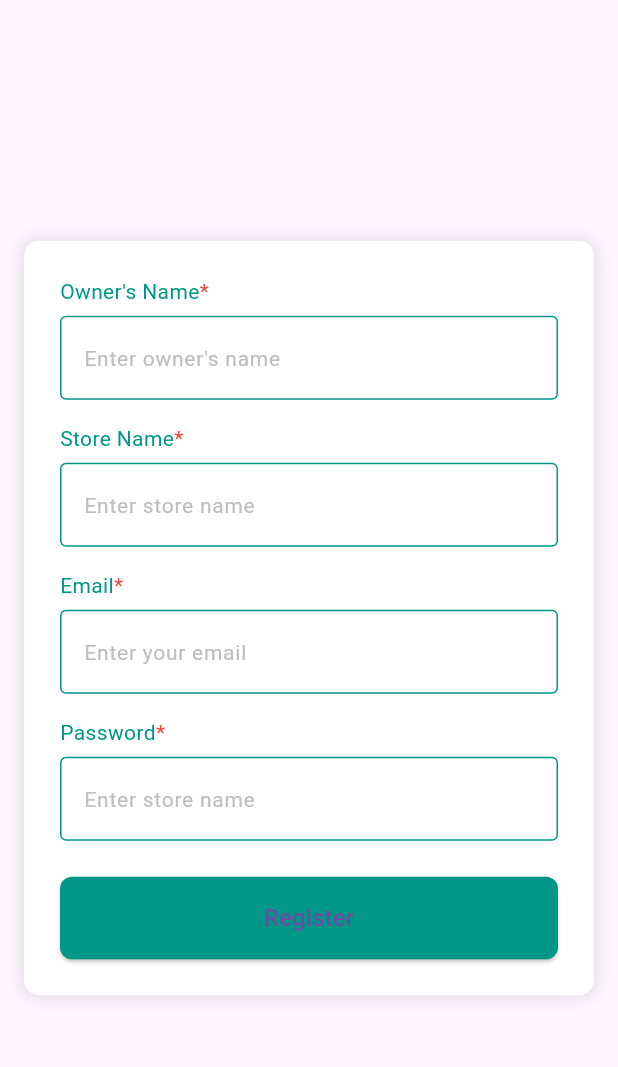
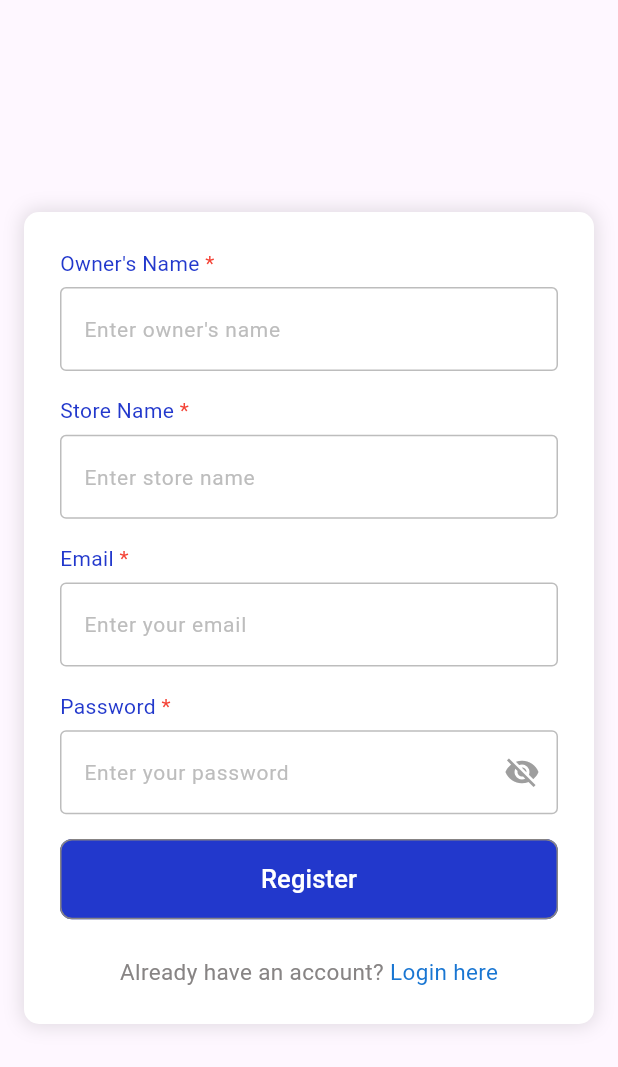
Before and after one commit to Zellow-Tech/orderflow_web, a Flutter app: the RegistrationScreen screen opened by its route, on a phone screen of 412 x 824 dp. Shown: the top 1067 px of the screen. Run offline on Flutter 3.47's test engine with Material 3 defaults, Android fonts, the phone set to English and light mode, and no system bars; our stand-ins replace firebase_core, get, google_fonts, url_launcher_web; missing offline and left inert: cloud_firestore_web, firebase_auth_web, firebase_core_web, firebase_messaging_web, firebase_storage_web, image_picker_for_web; accounts and stored records are empty.

Commit message:
UI update

```diff
--- a/lib/views/auth/login_new.dart
+++ b/lib/views/auth/login_new.dart
@@ -3,7 +3,7 @@ import 'package:get/get_core/src/get_main.dart';
 import 'package:get/get_navigation/get_navigation.dart';
 
 class LoginScreen extends StatefulWidget {
-  const LoginScreen({Key? key}) : super(key: key);
+  const LoginScreen({super.key});
 
   @override
   State<LoginScreen> createState() => _LoginScreenState();
--- a/lib/views/auth/registration_new.dart
+++ b/lib/views/auth/registration_new.dart
@@ -1,5 +1,7 @@
 import 'package:flutter/material.dart';
+import 'package:ofg_web/constants/color_palette.dart';
 import 'package:ofg_web/constants/texts.dart';
+import 'package:ofg_web/widgets/top_label_text_field.dart';
 
 class RegistrationScreen extends StatefulWidget {
   const RegistrationScreen({super.key});
@@ -9,16 +11,28 @@ class RegistrationScreen extends StatefulWidget {
 }
 
 class _RegistrationScreenState extends State<RegistrationScreen> {
+  // Controllers for form fields
   final TextEditingController _ownerNameController = TextEditingController();
   final TextEditingController _storeNameController = TextEditingController();
   final TextEditingController _emailController = TextEditingController();
   final TextEditingController _passwordController = TextEditingController();
+
+  // Widget for custom text fields
   final TopLabelTextField topLabelTextField = TopLabelTextField();
 
+  // Color palette instance
+  final OFGColorPalette _palette = OFGColorPalette();
+
+  // Password visibility toggle
   bool _obscurePassword = true;
+
+  // Loading state for the submit button
+  bool _isLoading = false;
 
   @override
   Widget build(BuildContext context) {
+    double height = MediaQuery.of(context).size.height;
+
     return Scaffold(
       body: Center(
         child: SingleChildScrollView(
@@ -40,74 +54,129 @@ class _RegistrationScreenState extends State<RegistrationScreen> {
             child: Column(
               crossAxisAlignment: CrossAxisAlignment.start,
               children: [
-                // owner's name text field
+                // _paletteOwner's Name Field
                 topLabelTextField.topLabelTextField(
                   controller: _ownerNameController,
                   label: OFGTexts.registerOwnerNameLabel,
                   keyboardType: TextInputType.text,
                   obscureText: false,
-                  borderRadius: 12.0,
+                  borderRadius: 10.0,
                   hintText: OFGTexts.registerOwnerNameHint,
                   requiredField: true,
                 ),
-                const SizedBox(height: 16),
+                SizedBox(height: height * 0.02),
 
-                // shop name controller
+                // _paletteStore Name Field
                 topLabelTextField.topLabelTextField(
                   controller: _storeNameController,
                   label: OFGTexts.registerStoreNameLabel,
                   keyboardType: TextInputType.text,
                   obscureText: false,
-                  borderRadius: 12.0,
+                  borderRadius: 10.0,
                   hintText: OFGTexts.registerStoreNameHint,
                   requiredField: true,
                 ),
+                SizedBox(height: height * 0.02),
 
-                const SizedBox(height: 16),
-
-                // email text field
+                // _paletteEmail Field
                 topLabelTextField.topLabelTextField(
                   controller: _emailController,
                   label: OFGTexts.registerEmailLabel,
                   keyboardType: TextInputType.emailAddress,
                   obscureText: false,
-                  borderRadius: 12.0,
+                  borderRadius: 10.0,
                   hintText: OFGTexts.registerEmailHint,
                   requiredField: true,
                 ),
+                SizedBox(height: height * 0.02),
 
-                const SizedBox(height: 16),
-
+                // _palettePassword Field with Visibility Toggle
                 topLabelTextField.topLabelTextField(
                   controller: _passwordController,
                   label: OFGTexts.registerPasswordLabel,
                   keyboardType: TextInputType.text,
-                  obscureText: false,
-                  borderRadius: 12.0,
-                  hintText: OFGTexts.registerStoreNameHint,
+                  obscureText: _obscurePassword,
+                  borderRadius: 10.0,
+                  hintText: OFGTexts.registerPasswordHint,
                   requiredField: true,
+                  suffixIcon: IconButton(
+                    icon: Icon(
+                      _obscurePassword
+                          ? Icons.visibility_off
+                          : Icons.visibility,
+                      color: Colors.grey,
+                    ),
+                    onPressed: () {
+                      setState(() {
+                        _obscurePassword = !_obscurePassword;
+                      });
+                    },
+                  ),
                 ),
 
-                const SizedBox(height: 24),
+                SizedBox(height: height * 0.02),
+
+                // _paletteRegister Button
                 SizedBox(
-                  width: double.infinity,
+                  width: MediaQuery.of(context).size.width,
+                  height: height * 0.065,
                   child: ElevatedButton(
-                    onPressed: () {
-                      // Handle registration logic
-                      print('Registering...');
+                    style: ElevatedButton.styleFrom(
+                      backgroundColor: _palette.primaryBlue,
+                      side: BorderSide(
+                        width: 1,
+                        color: _palette.inactiveIcon,
+                      ),
+                      shape: RoundedRectangleBorder(
+                        borderRadius: BorderRadius.circular(8),
+                      ),
+                      elevation: 0,
+                      padding: const EdgeInsets.all(12),
+                    ),
+                    onPressed: () async {
+                      // TODO: Implement registration logic here
                     },
-                    style: ElevatedButton.styleFrom(
-                      padding: const EdgeInsets.symmetric(vertical: 16.0),
-                      shape: RoundedRectangleBorder(
-                        borderRadius: BorderRadius.circular(8.0),
+                    child: _isLoading
+                        ? const CircularProgressIndicator(
+                            color: Colors.white,
+                          )
+                        : const Text(
+                            OFGTexts.registerButton,
+                            overflow: TextOverflow.ellipsis,
+                            style: TextStyle(fontSize: 17, color: Colors.white),
+                          ),
+                  ),
+                ),
+
+                SizedBox(height: height * 0.03),
+
+                // _paletteNavigate to Login Screen
+                Row(
+                  mainAxisAlignment: MainAxisAlignment.center,
+                  children: [
+                    // "Already have an account?" text
+                    Text(
+                      OFGTexts.registerAlreadyHaveAccount,
+                      style: TextStyle(
+                        fontSize: 15,
+                        color: _palette.tertiaryText,
                       ),
-                      backgroundColor: Colors.teal,
                     ),
-                    child: const Text(
-                      'Register',
-                      style: TextStyle(fontSize: 16),
+
+                    // "Login here" clickable text
+                    InkWell(
+                      onTap: () {
+                        // TODO: Implement navigation to login page
+                      },
+                      child: Text(
+                        ' ${OFGTexts.registerLogin}',
+                        style: TextStyle(
+                          fontSize: 15,
+                          color: _palette.linkBlue,
+                        ),
+                      ),
                     ),
-                  ),
+                  ],
                 ),
               ],
             ),
@@ -117,62 +186,3 @@ class _RegistrationScreenState extends State<RegistrationScreen> {
     );
   }
 }
-
-// Placeholder for the TopLabelTextField class
-class TopLabelTextField {
-  TopLabelTextField();
-
-  Widget topLabelTextField({
-    required TextEditingController controller,
-    required String label,
-    required String hintText,
-    required TextInputType keyboardType,
-    required bool obscureText,
-    required bool requiredField,
-    Color? borderColor,
-    int? maxLines,
-    int? maxLength,
-    double? borderRadius,
-  }) {
-    return Column(
-      crossAxisAlignment: CrossAxisAlignment.start,
-      children: [
-        Row(
-          children: [
-            Text(
-              label,
-              style: TextStyle(fontSize: 14, color: borderColor ?? Colors.teal),
-            ),
-            requiredField
-                ? const Text(
-                    '*',
-                    style: TextStyle(fontSize: 14, color: Colors.red),
-                  )
-                : const SizedBox.shrink(),
-          ],
-        ),
-        const SizedBox(height: 6),
-        TextField(
-          maxLength: maxLength,
-          maxLines: maxLines ?? 1,
-          keyboardType: keyboardType,
-          obscureText: obscureText,
-          controller: controller,
-          decoration: InputDecoration(
-            hintText: hintText,
-            hintStyle: TextStyle(fontSize: 14, color: Colors.grey.shade400),
-            enabledBorder: OutlineInputBorder(
-              borderSide: BorderSide(color: borderColor ?? Colors.teal),
-            ),
-            focusedBorder: OutlineInputBorder(
-              borderSide: BorderSide(color: borderColor ?? Colors.teal),
-            ),
-            border: OutlineInputBorder(
-              borderRadius: BorderRadius.circular(borderRadius ?? 8.0),
-            ),
-          ),
-        ),
-      ],
-    );
-  }
-}
```
